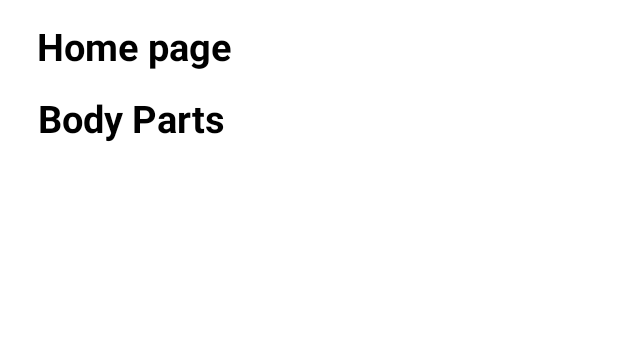
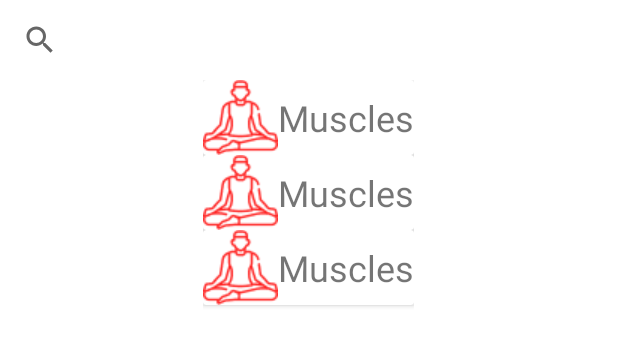
Before and after one commit to TMichaelan/workout-application-put, an Android app: the layout fragment_home.xml on its own in the app's theme, with its tools: preview values and no code run, on a phone screen of 412 x 824 dp. Shown: the top 346 px of the screen. Run offline under Robolectric (Android 15) with nearby library versions, the phone set to English and light mode, and no system bars.

Commit message:
Add XML and adapter start

```diff
--- a/app/src/main/java/com/example/mobile_applications_project_put/fragments/HomeFragment.kt
+++ b/app/src/main/java/com/example/mobile_applications_project_put/fragments/HomeFragment.kt
@@ -29,6 +29,7 @@ private const val ARG_PARAM2 = "param2"
 class HomeFragment : Fragment() {
     private lateinit var binding: FragmentHomeBinding
     private lateinit var bodyPartAdapter: BodyPartAdapter
+
 
 
     override fun onCreate(savedInstanceState: Bundle?) {
--- a/app/src/main/res/layout/body_parts.xml
+++ b/app/src/main/res/layout/body_parts.xml
@@ -1,14 +1,10 @@
 <?xml version="1.0" encoding="utf-8"?>
 <androidx.cardview.widget.CardView xmlns:android="http://schemas.android.com/apk/res/android"
-    xmlns:tools="http://schemas.android.com/tools"
-    android:layout_width="@dimen/_150sdp"
-    android:layout_height="@dimen/_90sdp"
-    xmlns:app="http://schemas.android.com/apk/res-auto"
-    app:cardCornerRadius="@dimen/_10sdp"
-    app:cardUseCompatPadding="true"
-    android:elevation="@dimen/_3sdp">
+    android:layout_width="match_parent"
+    android:layout_height="wrap_content"
+    xmlns:app="http://schemas.android.com/apk/res-auto">
 
-    <androidx.constraintlayout.widget.ConstraintLayout
+    <LinearLayout
         android:layout_width="match_parent"
         android:layout_height="wrap_content">
 
@@ -18,24 +14,17 @@
             android:layout_height="wrap_content"
             android:scaleType="centerCrop"
             android:src="@drawable/body_part"
-            android:layout_marginTop="@dimen/_10sdp"
-            app:layout_constraintEnd_toEndOf="parent"
             app:layout_constraintStart_toStartOf="parent"
-            app:layout_constraintTop_toTopOf="parent" />
+            android:contentDescription="@string/muscles" />
 
         <TextView
             android:id="@+id/tv_body_part"
             android:layout_width="wrap_content"
             android:layout_height="wrap_content"
-            android:text="Part"
+            android:text="@string/muscles"
             android:textSize="24sp"
-            android:layout_marginTop="@dimen/_5sdp"
-            android:layout_marginBottom="@dimen/_5sdp"
-            app:layout_constraintBottom_toBottomOf="parent"
-            app:layout_constraintEnd_toEndOf="parent"
-            app:layout_constraintStart_toStartOf="parent"
-            app:layout_constraintTop_toBottomOf="@+id/img_body_part" />
+            android:layout_gravity="center" />
 
-    </androidx.constraintlayout.widget.ConstraintLayout>
+    </LinearLayout>
 
 </androidx.cardview.widget.CardView>
--- a/app/src/main/res/layout/fragment_home.xml
+++ b/app/src/main/res/layout/fragment_home.xml
@@ -1,49 +1,26 @@
 <?xml version="1.0" encoding="utf-8"?>
-<androidx.constraintlayout.widget.ConstraintLayout xmlns:android="http://schemas.android.com/apk/res/android"
+<LinearLayout xmlns:android="http://schemas.android.com/apk/res/android"
     xmlns:tools="http://schemas.android.com/tools"
     android:layout_width="match_parent"
     android:layout_height="match_parent"
     xmlns:app="http://schemas.android.com/apk/res-auto"
+    android:orientation="vertical"
     tools:context=".fragments.HomeFragment">
 
+    <androidx.appcompat.widget.SearchView
+        android:id="@+id/searchView"
+        app:queryHint="@string/muscles"
+        android:layout_width="match_parent"
+        android:layout_height="wrap_content"
+        android:layout_margin="@dimen/_2ssp">
 
-    <TextView
-        android:id="@+id/tv_home"
-        android:layout_width="wrap_content"
-        android:layout_height="wrap_content"
-        android:layout_marginTop="@dimen/_10sdp"
-        android:text="@string/home_page"
-        android:textColor="@color/black"
-        android:textSize="25sp"
-        android:textStyle="bold"
-        app:layout_constraintEnd_toEndOf="parent"
-        app:layout_constraintHorizontal_bias="0.088"
-        app:layout_constraintStart_toStartOf="parent"
-        app:layout_constraintTop_toTopOf="parent" />
-
-    <TextView
-        android:id="@+id/tv_body_parts"
-        android:layout_width="wrap_content"
-        android:layout_height="wrap_content"
-        android:layout_marginTop="@dimen/_10sdp"
-        android:text="@string/body_parts"
-        android:textColor="@color/black"
-        android:textSize="25sp"
-        android:textStyle="bold"
-        app:layout_constraintEnd_toEndOf="parent"
-        app:layout_constraintHorizontal_bias="0.088"
-        app:layout_constraintStart_toStartOf="parent"
-        app:layout_constraintTop_toBottomOf="@+id/tv_home" />
+    </androidx.appcompat.widget.SearchView>
 
     <androidx.recyclerview.widget.RecyclerView
+        android:layout_gravity="center"
         android:id="@+id/rec_view_body_parts"
-        android:layout_width="50dp"
-        android:layout_height="@dimen/_90sdp"
-        android:layout_marginStart="25dp"
-        android:layout_marginTop="@dimen/_10sdp"
-        app:layout_constraintStart_toStartOf="parent"
-        app:layout_constraintTop_toBottomOf="@+id/tv_body_parts"
-        tools:ignore="MissingConstraints" />
+        android:layout_width="wrap_content"
+        android:layout_height="match_parent"
+        tools:listitem="@layout/body_parts" />
 
-
-</androidx.constraintlayout.widget.ConstraintLayout>
+</LinearLayout>
--- a/app/src/main/res/values/strings.xml
+++ b/app/src/main/res/values/strings.xml
@@ -3,5 +3,6 @@
     <!-- TODO: Remove or change this placeholder text -->
     <string name="hello_blank_fragment">Hello blank fragment</string>
     <string name="home_page">Home page</string>
-    <string name="body_parts">Body Parts</string>
+    <string name="muscles">Muscles</string>
+    <string name="search_muscles">Search muscles</string>
 </resources>
```
Also changed, not shown: app/src/main/java/com/example/mobile_applications_project_put/adapters/BodyPartAdapter.kt (+29 -1 lines).
